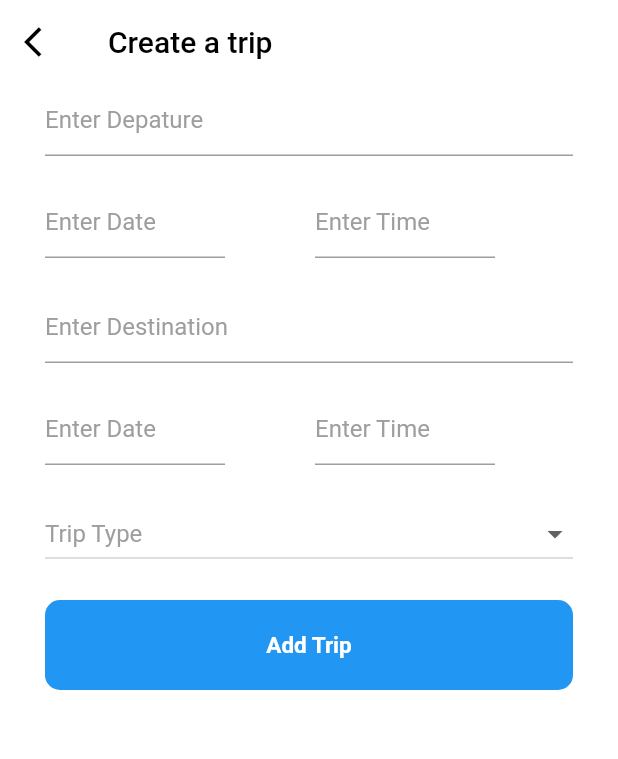
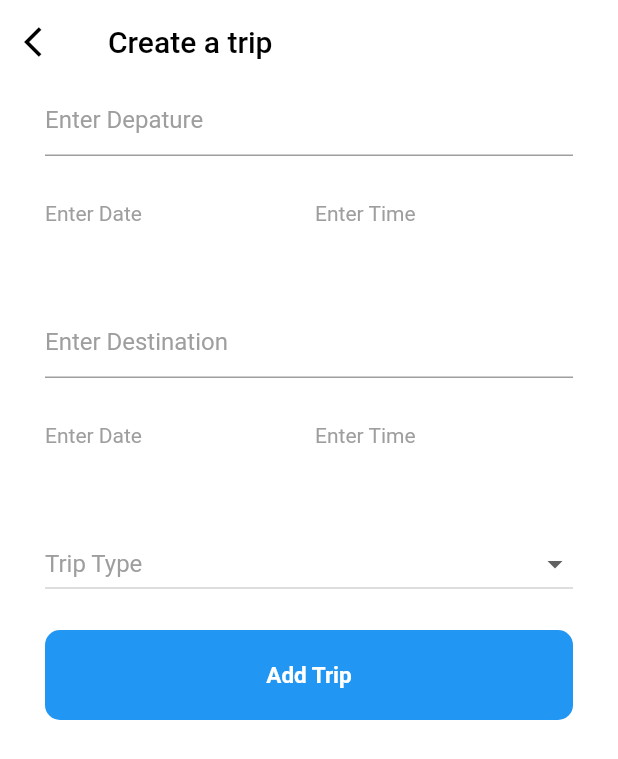
Before and after one commit to k1ycee/gdg_uyo, a Flutter app: the CreateTrip screen opened by its route, on a phone screen of 412 x 824 dp. Shown: the top 759 px of the screen. Run offline on Flutter 3.47's test engine with Material 2 defaults, Android fonts, the phone set to English and light mode, and no system bars; our stand-ins replace flutter_datetime_picker, flutter_spinkit, sqflite; accounts and stored records are empty.

Commit message:
I think i can say am done or not

```diff
--- a/lib/main.dart
+++ b/lib/main.dart
@@ -13,7 +13,7 @@ class MyApp extends StatelessWidget {
       initialRoute: '/',
       routes: {
         '/':(context) => DashBoard(),
-        '/createTrip': (context) => CreateTrip()
+        '/createTrip': (context) => CreateTrip(),
       },
     );
   }
--- a/lib/models/travel_model.dart
+++ b/lib/models/travel_model.dart
@@ -9,27 +9,29 @@ class Travel{
   final String tripType;
   Travel({this.id, this.depature, this.depDate, this.depTime, this.destination, this.desDate, this.desTime, this.tripType});
 
-  Travel.fromMap(Map <String, dynamic> data)
-   : id = data["id"],
-     depature = data["depature"],
-     depDate = data["depDate"],
-     depTime = data["depTime"],
-     destination = data["destination"],
-     desDate = data["desDate"],
-     desTime = data["desTime"],
-     tripType = data["tripType"];
+  factory Travel.fromMap(Map <String, dynamic> data) => Travel(
+    id: data["id"],
+    depature: data["depature"],
+    depDate: data["depDate"],
+    depTime: data["depTime"],
+    destination: data["destination"],
+    desDate: data["desDate"],
+    desTime: data["desTime"],
+    tripType: data["tripType"],
+  );
+
 
 
   Map<String,dynamic> toJson(){
     return{
-      'id': id,
-      'depature': depature,
-      'depDate': depDate,
-      'depTime': depTime,
-      'destination': destination,
-      'desDate': desDate,
-      'desTime': desTime,
-      'tripType': tripType
+      "id": id,
+      "depature": depature,
+      "depDate": depDate,
+      "depTime": depTime,
+      "destination": destination,
+      "desDate": desDate,
+      "desTime": desTime,
+      "tripType": tripType
     };
   }
 }
--- a/lib/views/create_trip.dart
+++ b/lib/views/create_trip.dart
@@ -1,6 +1,8 @@
 import 'package:flutter/material.dart';
+import 'package:flutter_datetime_picker/flutter_datetime_picker.dart';
 import 'package:gdg_uyo/models/travel_model.dart';
 import 'package:gdg_uyo/store/database.dart';
+// import 'package:flutter/src/material/date_picker.dart';
 
 class CreateTrip extends StatefulWidget {
   @override
@@ -10,12 +12,19 @@ class CreateTrip extends StatefulWidget {
 class _CreateTripState extends State<CreateTrip> {
 
   final depatureController = TextEditingController();
-  final depTimeController = TextEditingController();
-  final depDateController = TextEditingController();
   final destinationController = TextEditingController();
-  final desTimeController = TextEditingController();
-  final desDateController = TextEditingController();
   var _value;
+  String _depDate = "Enter Date";
+  String _depTime = "Enter Time";
+  String _desDate = "Enter Date";
+  String _desTime = "Enter Time";
+
+
+  @override
+  void initState() {
+
+    super.initState();
+  }
 
   @override
   Widget build(BuildContext context) {
@@ -33,28 +42,51 @@ class _CreateTripState extends State<CreateTrip> {
                   controller: depatureController,
                   decoration: InputDecoration(hintText: 'Enter Depature',hintStyle: TextStyle(color: Colors.grey[500])),
                 ),
-                SizedBox(height: 20,),
+                SizedBox(height: 30,),
                 Row(
                   children: <Widget>[
-                    Container(
+                    GestureDetector(
+                        onTap: (){
+                         DatePicker.showDatePicker(
+                         context,
+                         theme: DatePickerTheme(containerHeight: 210.0),
+                         showTitleActions: true,
+                         minTime: DateTime(1900, 1, 1),
+                         maxTime: DateTime(2050, 12, 12),
+                         onConfirm: (date){
+                           _depDate = '${date.year} - ${date.month} - ${date.day}';
+                           setState(() {});
+                         }
+                         );
+                       },
+                        child: Container(
                         width: 120,
                         height: 60,
-                      child: TextFormField(
-                        keyboardAppearance: Brightness.dark,
-                        keyboardType: TextInputType.datetime,
-                        controller: depTimeController,
-                        decoration: InputDecoration(hintText: 'Enter Date',hintStyle: TextStyle(color: Colors.grey[500])),
+                        child: Text(
+                          '$_depDate',style: TextStyle(color: Colors.grey[500]),
+                        ),
                       ),
                     ),
                     SizedBox(width: 60,),
-                     Container(
+                     GestureDetector(
+                       onTap: (){
+                         DatePicker.showTimePicker(
+                           context,
+                             theme: DatePickerTheme(
+                            containerHeight: 210.0,
+                               ),
+                            showTitleActions: true, onConfirm: (time) {
+                           _depTime = '${time.hour} : ${time.minute} : ${time.second}';
+                            setState(() {});
+                            }, currentTime: DateTime.now(), locale: LocaleType.en);
+                            setState(() {});
+                          },
+                        child: Container(
                         width: 120,
                         height: 60,
-                      child: TextFormField(
-                        keyboardAppearance: Brightness.dark,
-                        keyboardType: TextInputType.datetime,
-                        controller: depDateController,
-                        decoration: InputDecoration(hintText: 'Enter Time',hintStyle: TextStyle(color: Colors.grey[500])),
+                        child: Text(
+                            '$_depTime',style: TextStyle(color: Colors.grey[500]),
+                        ),
                     ),
                      ),
                 ],
@@ -66,28 +98,51 @@ class _CreateTripState extends State<CreateTrip> {
                   controller: destinationController,
                   decoration: InputDecoration(hintText: 'Enter Destination',hintStyle: TextStyle(color: Colors.grey[500])),
                 ),
-                SizedBox(height: 20,),
+                SizedBox(height: 30,),
                  Row(
                   children: <Widget>[
-                    Container(
+                    GestureDetector(
+                      onTap: (){
+                         DatePicker.showDatePicker(
+                         context,
+                         theme: DatePickerTheme(containerHeight: 210.0),
+                         showTitleActions: true,
+                         minTime: DateTime(1900, 1, 1),
+                         maxTime: DateTime(2050, 12, 12),
+                         onConfirm: (date){
+                           _desDate = '${date.year} - ${date.month} - ${date.day}';
+                           setState(() {});
+                         }
+                         );
+                       },
+                      child: Container(
                         width: 120,
                         height: 60,
-                      child: TextFormField(
-                        keyboardAppearance: Brightness.dark,
-                        keyboardType: TextInputType.datetime,
-                        controller: desTimeController,
-                        decoration: InputDecoration(hintText: 'Enter Date',hintStyle: TextStyle(color: Colors.grey[500])),
+                        child: Text(
+                          '$_desDate',style: TextStyle(color: Colors.grey[500])
+                        ),
                       ),
                     ),
                     SizedBox(width: 60,),
-                     Container(
+                     GestureDetector(
+                       onTap:(){
+                         DatePicker.showTimePicker(
+                           context,
+                             theme: DatePickerTheme(
+                            containerHeight: 210.0,
+                               ),
+                            showTitleActions: true, onConfirm: (time) {
+                           _desTime = '${time.hour} : ${time.minute} : ${time.second}';
+                            setState(() {});
+                            }, currentTime: DateTime.now(), locale: LocaleType.en);
+                            setState(() {});
+                          },
+                        child: Container(
                         width: 120,
                         height: 60,
-                      child: TextFormField(
-                        keyboardAppearance: Brightness.dark,
-                        keyboardType: TextInputType.datetime,
-                        controller: desDateController,
-                        decoration: InputDecoration(hintText: 'Enter Time',hintStyle: TextStyle(color: Colors.grey[500],)),
+                        child: Text(
+                           '$_desTime',style: TextStyle(color: Colors.grey[500],),
+                        ),
                     ),
                   ),
                 ],
@@ -126,12 +181,12 @@ class _CreateTripState extends State<CreateTrip> {
                   onTap: (){
                     TravelDB.db.newTravel(
                       Travel(
-                        depDate: depDateController.text,
-                        depTime: depTimeController.text,
-                        desDate: desDateController.text,
-                        desTime: desTimeController.text,
                         depature: depatureController.text,
+                        depDate: _depDate,
+                        depTime: _depTime,
                         destination: destinationController.text,
+                        desDate: _desDate,
+                        desTime: _desTime,
                         tripType: _value
                       )
                     );
--- a/pubspec.yaml
+++ b/pubspec.yaml
@@ -24,6 +24,7 @@ dependencies:
   path_provider: ^1.6.7
   intl: ^0.16.1
   flutter_spinkit: ^4.1.2+1
+  flutter_datetime_picker: ^1.3.8
 
   # The following adds the Cupertino Icons font to your application.
   # Use with the CupertinoIcons class for iOS style icons.
```
Also changed, not shown: lib/store/database.dart (+4 -4 lines), lib/views/dashboard.dart (+87 -12 lines), flutter_04.png (added), flutter_05.png (added), flutter_06.png (added), lib/views/startUp.dart (deleted), pubspec.lock, 6 other files. Lines whose indentation alone changed are shown as unchanged.
